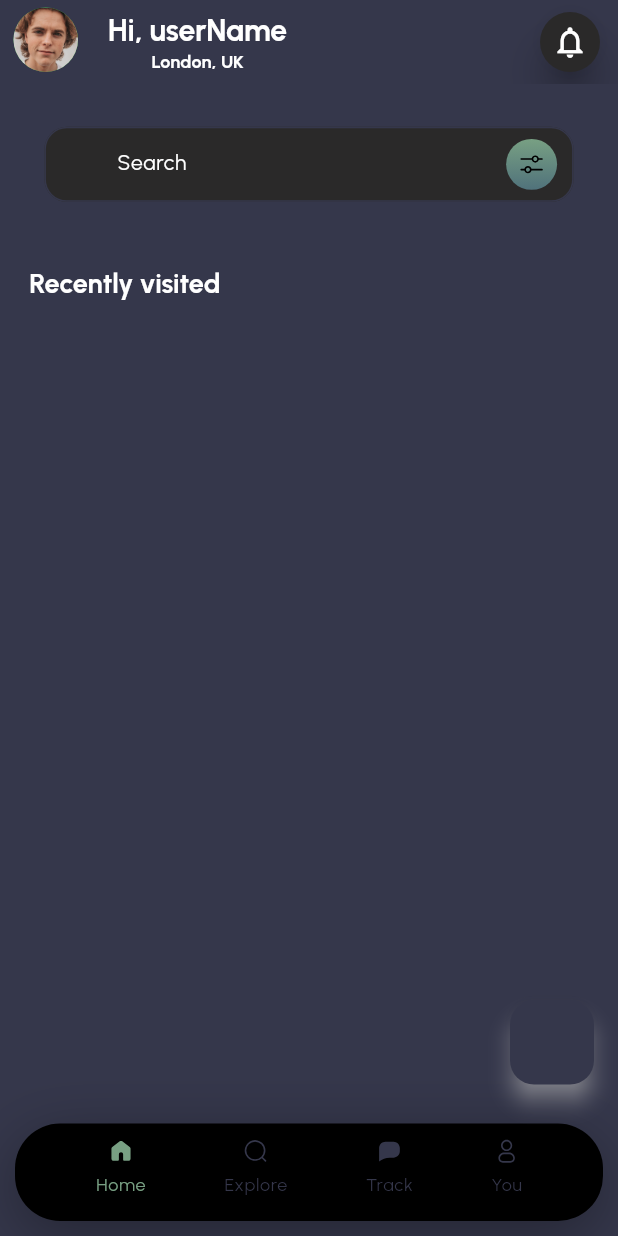
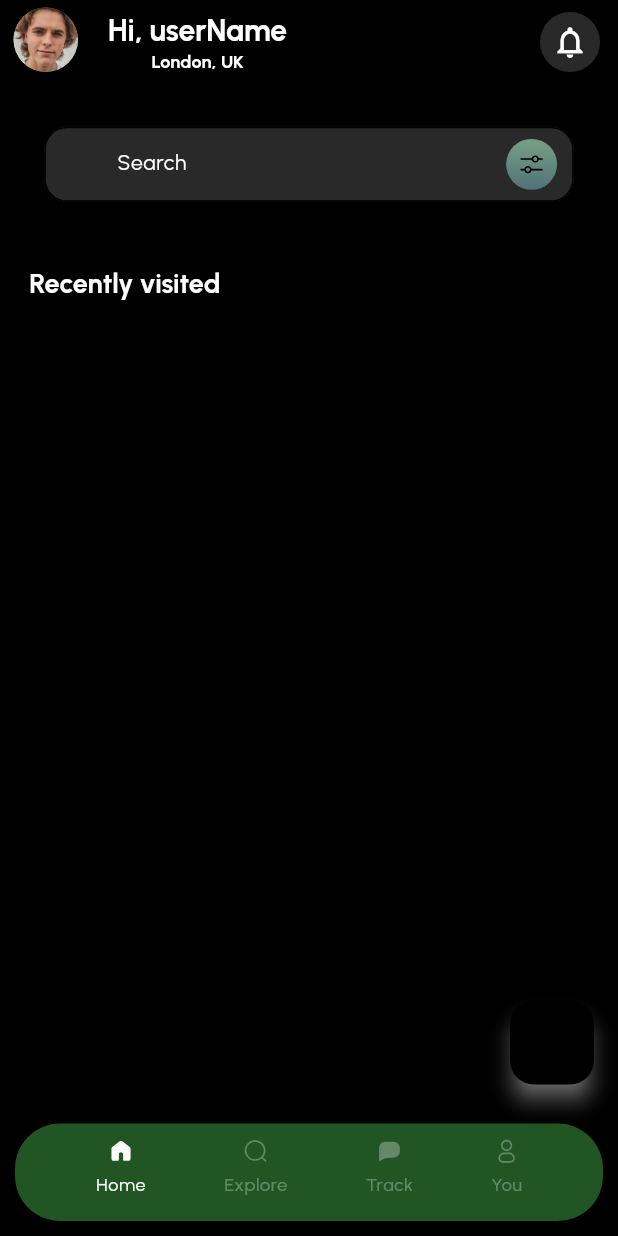
Before and after one commit to A-Rafay32/zenith, a Flutter app: the screen it shows once a user with an empty profile is signed in, on a phone screen of 412 x 824 dp. Run offline on Flutter 3.47's test engine with Material 3 defaults, Android fonts, the phone set to English and light mode, and no system bars; our stand-ins replace cached_network_image, cloud_firestore, dropdown_button2, either_dart, email_validator, firebase_auth and 11 more; accounts and stored records are empty; network calls fail; project files that could hold a hidden picture were left out.

Commit message:
UI improved

```diff
--- a/lib/app/themes/app_colors.dart
+++ b/lib/app/themes/app_colors.dart
@@ -3,8 +3,10 @@ import 'dart:ui';
 import 'package:flutter/material.dart';
 
 class AppColors {
-  static const Color primaryColor = Color.fromARGB(255, 53, 55, 75);
-  static const Color secondaryColor = Color.fromARGB(255, 120, 160, 131);
+  // static const Color primaryColor = Color.fromARGB(255, 53, 55, 75);
+  // static const Color secondaryColor = Color.fromARGB(255, 120, 160, 131);
+  static const Color primaryColor = Colors.black;
+  static const Color secondaryColor = Color.fromRGBO(56, 142, 60, 1);
   static const Color tertiaryColor = Color.fromARGB(255, 52, 73, 85);
   static LinearGradient linearGradient = const LinearGradient(colors: [
     Color.fromARGB(255, 120, 160, 131),
@@ -15,7 +17,8 @@ class AppColors {
       begin: Alignment.topCenter,
       end: Alignment.bottomCenter);
 
-  static const Color backgroundColor = Color.fromARGB(255, 53, 55, 75);
+  // static const Color backgroundColor = Color.fromARGB(255, 53, 55, 75);
+  static const Color backgroundColor = Colors.black;
   static const Color blackshadowColor = Color.fromARGB(255, 42, 41, 41);
   // static Color sellColor = const Color.fromARGB(255, 7, 189, 116);
   // static Color rentColor = const Color.fromARGB(255, 36, 107, 253);
--- a/lib/app/themes/app_themes.dart
+++ b/lib/app/themes/app_themes.dart
@@ -91,7 +91,7 @@ class AppThemes {
       style: ButtonStyle(
     shape: MaterialStatePropertyAll(
         RoundedRectangleBorder(borderRadius: BorderRadius.circular(20))),
-    backgroundColor: const MaterialStatePropertyAll(AppColors.primaryColor),
+    backgroundColor: const MaterialStatePropertyAll(AppColors.secondaryColor),
     elevation: const MaterialStatePropertyAll(2.0),
     textStyle: MaterialStatePropertyAll(AppTextTheme.bodyMedium),
   ));
--- a/lib/core/utils/loader.dart
+++ b/lib/core/utils/loader.dart
@@ -12,7 +12,7 @@ class ButtonLoader extends StatelessWidget {
       width: 22,
       margin: AppPaddings.smallX,
       child: const CircularProgressIndicator(
-        color: AppColors.secondaryColor,
+        color: AppColors.primaryColor,
       ),
     );
   }
--- a/lib/features/auth/screens/widgets/signup_bar.dart
+++ b/lib/features/auth/screens/widgets/signup_bar.dart
@@ -37,7 +37,7 @@ class SignUpBar extends StatelessWidget {
               style: const TextStyle(
                 decoration: TextDecoration.underline,
                 fontSize: 17,
-                color: AppColors.primaryColor,
+                color: AppColors.secondaryColor,
               ),
             ),
           )
--- a/lib/features/home/screens/home_screen.dart
+++ b/lib/features/home/screens/home_screen.dart
@@ -122,14 +122,14 @@ class _HomeScreenWidgetState extends ConsumerState<HomeScreenWidget> {
                     ),
                     AppSizes.normalY,
                     SizedBox(
-                      height: context.h * 0.25,
+                      height: context.h * 0.35,
                       child: GridView.builder(
                         scrollDirection: Axis.horizontal,
                         gridDelegate: SliverGridDelegateWithFixedCrossAxisCount(
                             crossAxisCount: 1,
-                            childAspectRatio: 0.6,
+                            childAspectRatio: 1.0,
                             mainAxisSpacing: 10.h,
-                            crossAxisSpacing: 10.w),
+                            crossAxisSpacing: 5.w),
                         itemCount: data.length,
                         itemBuilder: (context, index) => ExpeditionCardWidget(
                             id: data[index].id,
--- a/lib/features/home/screens/widgets/custom_navigation_bar.dart
+++ b/lib/features/home/screens/widgets/custom_navigation_bar.dart
@@ -31,13 +31,13 @@ class CustomNavigationBar extends ConsumerWidget {
       height: 65,
       width: w * 0.8,
       decoration: BoxDecoration(
-        boxShadow: [
-          BoxShadow(
-              offset: const Offset(0, 10),
-              blurRadius: 35,
-              color: Colors.black.withOpacity(0.32))
+        boxShadow: const [
+          // BoxShadow(
+          //     offset: const Offset(0, 10),
+          //     blurRadius: 35,
+          //     color: AppColors.secondaryColor.withOpacity(0.32))
         ],
-        color: Colors.black,
+        color: AppColors.secondaryColor.withOpacity(0.6),
         borderRadius: BorderRadius.circular(30),
       ),
       child: Row(
@@ -93,8 +93,8 @@ class BottomNavBarItem extends StatelessWidget {
                     width: 17,
                     colorFilter: ColorFilter.mode(
                         isTagSelected
-                            ? AppColors.secondaryColor
-                            : AppColors.backgroundColor,
+                            ? AppColors.textWhiteColor
+                            : AppColors.textWhiteColor.withOpacity(0.3),
                         BlendMode.srcIn),
                   ),
             const SizedBox(
@@ -104,8 +104,8 @@ class BottomNavBarItem extends StatelessWidget {
               text,
               style: Theme.of(context).textTheme.labelSmall?.copyWith(
                     color: isTagSelected
-                        ? AppColors.secondaryColor
-                        : AppColors.backgroundColor,
+                        ? AppColors.textWhiteColor
+                        : AppColors.textWhiteColor.withOpacity(0.3),
                   ),
             ),
           ],
```
Also changed, not shown: lib/features/home/screens/explore_article_screen.dart (+11 -5 lines), lib/features/home/screens/widgets/expedition_card.dart (+8 -2 lines).
